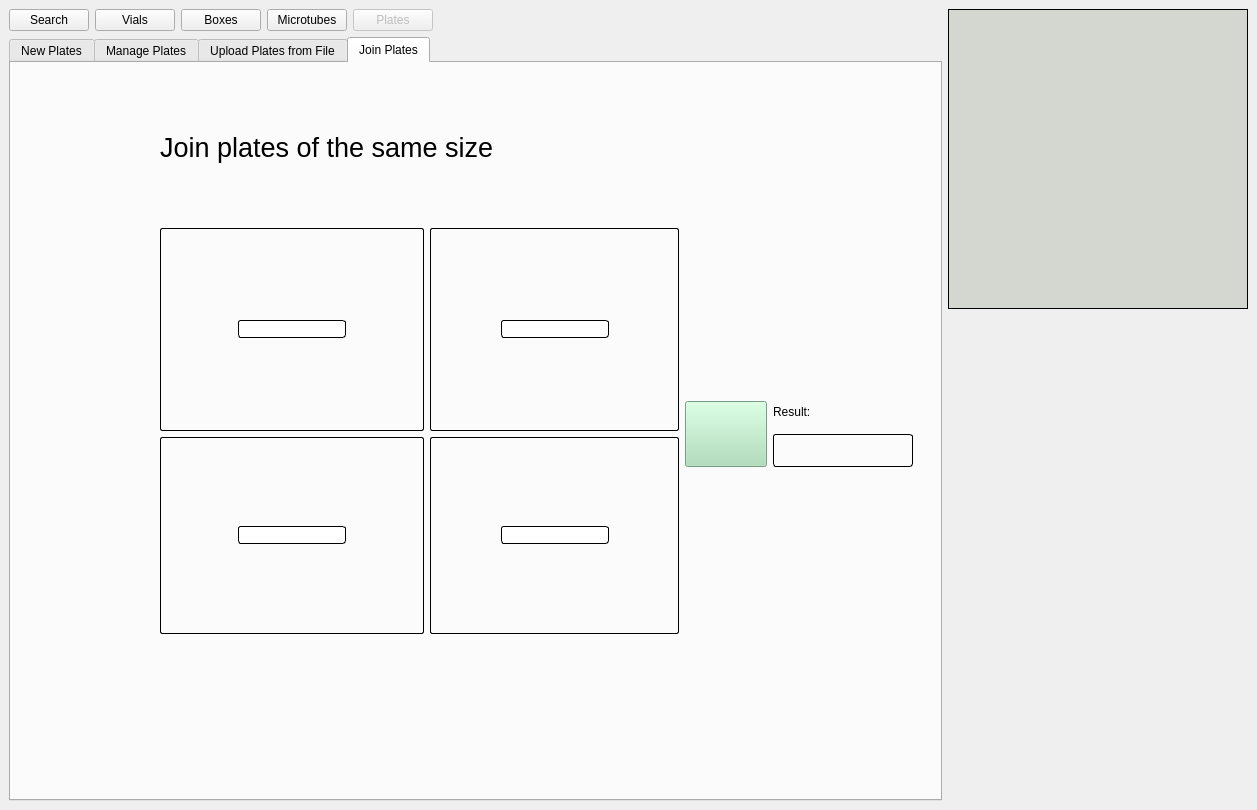
Old version of the form frontend/assets/plateswindow.ui in the repository dahlbma/cello.
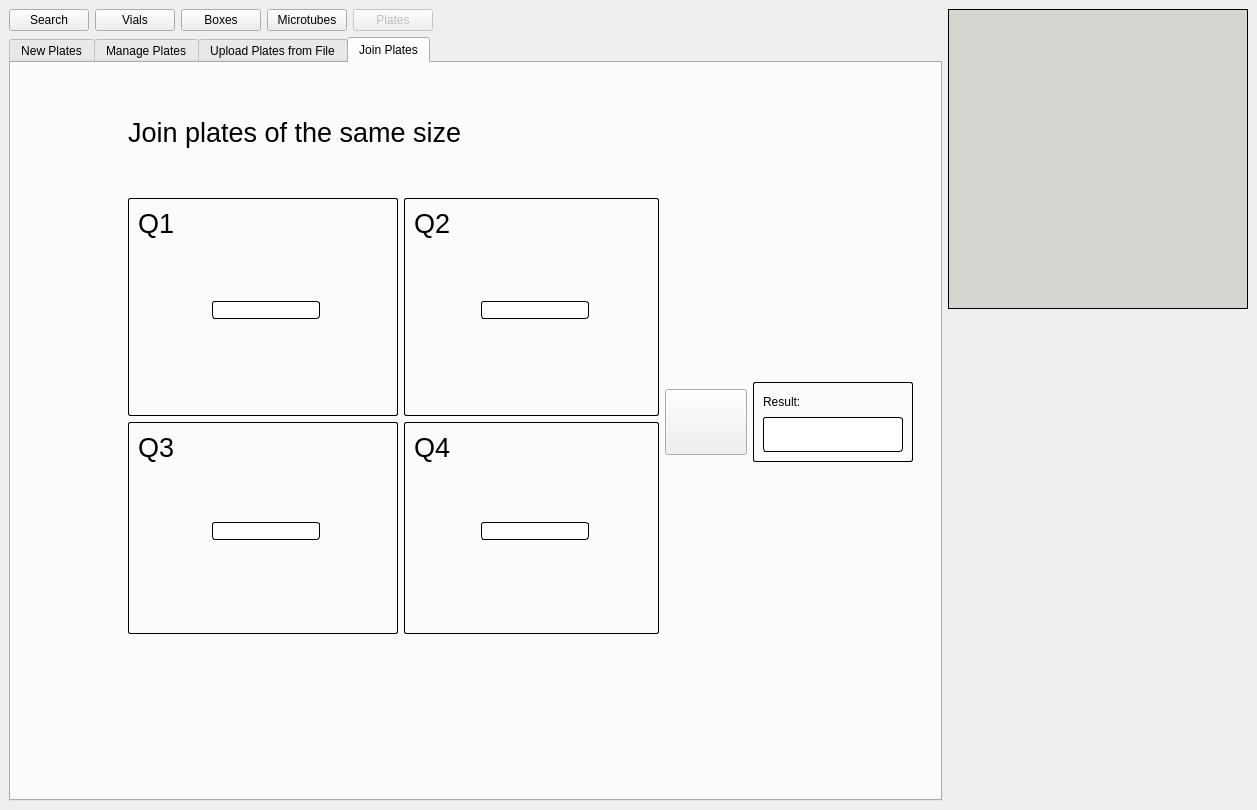
New version of the form. The open tabs and pages were chosen to show the change. Icons and pictures are not drawn.

Diff of the .ui file:
```diff
--- a/frontend/assets/plateswindow.ui
+++ b/frontend/assets/plateswindow.ui
@@ -77,7 +77,7 @@
       <item row="1" column="0" colspan="6">
        <widget class="QTabWidget" name="plates_tab_wg">
         <property name="currentIndex">
-         <number>2</number>
+         <number>3</number>
         </property>
         <widget class="QWidget" name="new_plates_tab">
          <attribute name="title">
@@ -824,10 +824,10 @@
           <string>Join Plates</string>
          </attribute>
          <layout class="QGridLayout" name="gridLayout_16">
-          <item row="2" column="1" rowspan="4">
+          <item row="2" column="1" rowspan="5">
            <layout class="QGridLayout" name="gridLayout_15">
             <item row="1" column="1">
-             <widget class="QFrame" name="frame_4">
+             <widget class="QFrame" name="merge_frame_4">
               <property name="sizePolicy">
                <sizepolicy hsizetype="Preferred" vsizetype="Preferred">
                 <horstretch>0</horstretch>
@@ -835,9 +835,18 @@
                </sizepolicy>
               </property>
               <property name="styleSheet">
-               <string notr="true">QFrame{
+               <string notr="true">QFrame#merge_frame_4{
 	border: 1px solid black;
 	border-radius: 2px
+}
+QFrame#merge_frame_4[state=&quot;good&quot;] {
+	background-color: rgb(167, 221, 181)
+}
+QFrame#merge_frame_4[state=&quot;bad&quot;] {
+	background-color: rgb(234, 112, 112)
+}
+QFrame#merge_frame_4[state=&quot;mismatch&quot;] {
+	background-color: rgb(154, 231, 244)
 }</string>
               </property>
               <property name="frameShape">
@@ -909,11 +918,26 @@
                  </property>
                 </spacer>
                </item>
+               <item row="0" column="0">
+                <widget class="QLabel" name="label_12">
+                 <property name="font">
+                  <font>
+                   <pointsize>20</pointsize>
+                  </font>
+                 </property>
+                 <property name="text">
+                  <string>Q4</string>
+                 </property>
+                 <property name="alignment">
+                  <set>Qt::AlignLeading|Qt::AlignLeft|Qt::AlignTop</set>
+                 </property>
+                </widget>
+               </item>
               </layout>
              </widget>
             </item>
             <item row="0" column="0">
-             <widget class="QFrame" name="frame">
+             <widget class="QFrame" name="merge_frame_1">
               <property name="sizePolicy">
                <sizepolicy hsizetype="Preferred" vsizetype="Preferred">
                 <horstretch>0</horstretch>
@@ -921,9 +945,18 @@
                </sizepolicy>
               </property>
               <property name="styleSheet">
-               <string notr="true">QFrame{
+               <string notr="true">QFrame#merge_frame_1{
 	border: 1px solid black;
 	border-radius: 2px
+}
+QFrame#merge_frame_1[state=&quot;good&quot;] {
+	background-color: rgb(167, 221, 181)
+}
+QFrame#merge_frame_1[state=&quot;bad&quot;] {
+	background-color: rgb(234, 112, 112)
+}
+QFrame#merge_frame_1[state=&quot;mismatch&quot;] {
+	background-color: rgb(154, 231, 244)
 }</string>
               </property>
               <property name="frameShape">
@@ -995,11 +1028,26 @@
                  </property>
                 </spacer>
                </item>
+               <item row="0" column="0">
+                <widget class="QLabel" name="label_5">
+                 <property name="font">
+                  <font>
+                   <pointsize>20</pointsize>
+                  </font>
+                 </property>
+                 <property name="text">
+                  <string>Q1</string>
+                 </property>
+                 <property name="alignment">
+                  <set>Qt::AlignLeading|Qt::AlignLeft|Qt::AlignTop</set>
+                 </property>
+                </widget>
+               </item>
               </layout>
              </widget>
             </item>
             <item row="1" column="0">
-             <widget class="QFrame" name="frame_3">
+             <widget class="QFrame" name="merge_frame_3">
               <property name="sizePolicy">
                <sizepolicy hsizetype="Preferred" vsizetype="Preferred">
                 <horstretch>0</horstretch>
@@ -1007,9 +1055,18 @@
                </sizepolicy>
               </property>
               <property name="styleSheet">
-               <string notr="true">QFrame{
+               <string notr="true">QFrame#merge_frame_3{
 	border: 1px solid black;
 	border-radius: 2px
+}
+QFrame#merge_frame_3[state=&quot;good&quot;] {
+	background-color: rgb(167, 221, 181)
+}
+QFrame#merge_frame_3[state=&quot;bad&quot;] {
+	background-color: rgb(234, 112, 112)
+}
+QFrame#merge_frame_3[state=&quot;mismatch&quot;] {
+	background-color: rgb(154, 231, 244)
 }</string>
               </property>
               <property name="frameShape">
@@ -1081,11 +1138,26 @@
                  </property>
                 </spacer>
                </item>
+               <item row="0" column="0">
+                <widget class="QLabel" name="label_11">
+                 <property name="font">
+                  <font>
+                   <pointsize>20</pointsize>
+                  </font>
+                 </property>
+                 <property name="text">
+                  <string>Q3</string>
+                 </property>
+                 <property name="alignment">
+                  <set>Qt::AlignLeading|Qt::AlignLeft|Qt::AlignTop</set>
+                 </property>
+                </widget>
+               </item>
               </layout>
              </widget>
             </item>
             <item row="0" column="1">
-             <widget class="QFrame" name="frame_2">
+             <widget class="QFrame" name="merge_frame_2">
               <property name="sizePolicy">
                <sizepolicy hsizetype="Preferred" vsizetype="Preferred">
                 <horstretch>0</horstretch>
@@ -1093,9 +1165,18 @@
                </sizepolicy>
               </property>
               <property name="styleSheet">
-               <string notr="true">QFrame{
+               <string notr="true">QFrame#merge_frame_2{
 	border: 1px solid black;
 	border-radius: 2px
+}
+QFrame#merge_frame_2[state=&quot;good&quot;] {
+	background-color: rgb(167, 221, 181)
+}
+QFrame#merge_frame_2[state=&quot;bad&quot;] {
+	background-color: rgb(234, 112, 112)
+}
+QFrame#merge_frame_2[state=&quot;mismatch&quot;] {
+	background-color: rgb(154, 231, 244)
 }</string>
               </property>
               <property name="frameShape">
@@ -1167,6 +1248,21 @@
                  </property>
                 </spacer>
                </item>
+               <item row="0" column="0">
+                <widget class="QLabel" name="label_10">
+                 <property name="font">
+                  <font>
+                   <pointsize>20</pointsize>
+                  </font>
+                 </property>
+                 <property name="text">
+                  <string>Q2</string>
+                 </property>
+                 <property name="alignment">
+                  <set>Qt::AlignLeading|Qt::AlignLeft|Qt::AlignTop</set>
+                 </property>
+                </widget>
+               </item>
               </layout>
              </widget>
             </item>
@@ -1185,7 +1281,20 @@
             </property>
            </spacer>
           </item>
-          <item row="6" column="1">
+          <item row="6" column="4">
+           <spacer name="verticalSpacer_20">
+            <property name="orientation">
+             <enum>Qt::Vertical</enum>
+            </property>
+            <property name="sizeHint" stdset="0">
+             <size>
+              <width>20</width>
+              <height>201</height>
+             </size>
+            </property>
+           </spacer>
+          </item>
+          <item row="7" column="1">
            <widget class="QLabel" name="join_errorlab">
             <property name="text">
              <string/>
@@ -1195,36 +1304,7 @@
             </property>
            </widget>
           </item>
-          <item row="5" column="4">
-           <spacer name="verticalSpacer_20">
-            <property name="orientation">
-             <enum>Qt::Vertical</enum>
-            </property>
-            <property name="sizeHint" stdset="0">
-             <size>
-              <width>20</width>
-              <height>201</height>
-             </size>
-            </property>
-           </spacer>
-          </item>
-          <item row="6" column="2">
-           <spacer name="verticalSpacer_17">
-            <property name="orientation">
-             <enum>Qt::Vertical</enum>
-            </property>
-            <property name="sizeType">
-             <enum>QSizePolicy::MinimumExpanding</enum>
-            </property>
-            <property name="sizeHint" stdset="0">
-             <size>
-              <width>20</width>
-              <height>150</height>
-             </size>
-            </property>
-           </spacer>
-          </item>
-          <item row="2" column="0" rowspan="2">
+          <item row="2" column="0" rowspan="3">
            <spacer name="horizontalSpacer_23">
             <property name="orientation">
              <enum>Qt::Horizontal</enum>
@@ -1240,7 +1320,7 @@
             </property>
            </spacer>
           </item>
-          <item row="4" column="2">
+          <item row="5" column="2">
            <widget class="QPushButton" name="nine6to384_btn">
             <property name="sizePolicy">
              <sizepolicy hsizetype="Fixed" vsizetype="Fixed">
@@ -1261,8 +1341,19 @@
              </size>
             </property>
             <property name="styleSheet">
-             <string notr="true">background-color: rgb(167, 221, 181);
-image: url(:/arrow/arrow.png);</string>
+             <string notr="true">QPushButton{
+	image: url(:/arrow/arrow.png);
+}
+
+QPushButton[state=&quot;good&quot;] {
+	background-color: rgb(167, 221, 181)
+}
+QPushButton[state=&quot;bad&quot;] {
+	background-color: rgb(234, 112, 112)
+}
+QPushButton[state=&quot;mismatch&quot;] {
+	background-color: rgb(154, 231, 244)
+}</string>
             </property>
             <property name="text">
              <string/>
@@ -1279,6 +1370,22 @@
             </property>
            </widget>
           </item>
+          <item row="7" column="2">
+           <spacer name="verticalSpacer_17">
+            <property name="orientation">
+             <enum>Qt::Vertical</enum>
+            </property>
+            <property name="sizeType">
+             <enum>QSizePolicy::MinimumExpanding</enum>
+            </property>
+            <property name="sizeHint" stdset="0">
+             <size>
+              <width>20</width>
+              <height>150</height>
+             </size>
+            </property>
+           </spacer>
+          </item>
           <item row="1" column="2">
            <spacer name="verticalSpacer_18">
             <property name="orientation">
@@ -1290,7 +1397,23 @@
             <property name="sizeHint" stdset="0">
              <size>
               <width>20</width>
-              <height>150</height>
+              <height>120</height>
+             </size>
+            </property>
+           </spacer>
+          </item>
+          <item row="5" column="5">
+           <spacer name="horizontalSpacer_26">
+            <property name="orientation">
+             <enum>Qt::Horizontal</enum>
+            </property>
+            <property name="sizeType">
+             <enum>QSizePolicy::Preferred</enum>
+            </property>
+            <property name="sizeHint" stdset="0">
+             <size>
+              <width>18</width>
+              <height>20</height>
              </size>
             </property>
            </spacer>
@@ -1307,57 +1430,77 @@
             </property>
            </widget>
           </item>
-          <item row="4" column="5">
-           <spacer name="horizontalSpacer_26">
-            <property name="orientation">
-             <enum>Qt::Horizontal</enum>
-            </property>
-            <property name="sizeType">
-             <enum>QSizePolicy::Preferred</enum>
-            </property>
-            <property name="sizeHint" stdset="0">
+          <item row="5" column="4">
+           <widget class="QFrame" name="merge_frame_result">
+            <property name="minimumSize">
              <size>
-              <width>18</width>
-              <height>20</height>
+              <width>100</width>
+              <height>80</height>
              </size>
             </property>
-           </spacer>
-          </item>
-          <item row="3" column="4" rowspan="2">
-           <layout class="QVBoxLayout" name="verticalLayout_3">
-            <item>
-             <widget class="QLabel" name="label_4">
-              <property name="sizePolicy">
-               <sizepolicy hsizetype="Fixed" vsizetype="Preferred">
-                <horstretch>0</horstretch>
-                <verstretch>0</verstretch>
-               </sizepolicy>
-              </property>
-              <property name="minimumSize">
-               <size>
-                <width>140</width>
-                <height>0</height>
-               </size>
-              </property>
-              <property name="text">
-               <string>Result:</string>
-              </property>
-             </widget>
-            </item>
-            <item>
-             <widget class="QLabel" name="label_5">
-              <property name="styleSheet">
-               <string notr="true">QLabel{
+            <property name="styleSheet">
+             <string notr="true">QFrame#merge_frame_result{
+	border: 1px solid black;
+	border-radius: 2px;
+}
+QFrame#merge_frame_result[state=&quot;good&quot;] {
+	background-color: rgb(167, 221, 181)
+}
+QFrame#merge_frame_result[state=&quot;bad&quot;] {
+	background-color: rgb(234, 112, 112)
+}
+QFrame#merge_frame_result[state=&quot;mismatch&quot;] {
+	background-color: rgb(154, 231, 244)
+}</string>
+            </property>
+            <property name="frameShape">
+             <enum>QFrame::StyledPanel</enum>
+            </property>
+            <property name="frameShadow">
+             <enum>QFrame::Raised</enum>
+            </property>
+            <layout class="QGridLayout" name="gridLayout_17">
+             <item row="0" column="0">
+              <layout class="QVBoxLayout" name="verticalLayout_3">
+               <item>
+                <widget class="QLabel" name="label_4">
+                 <property name="sizePolicy">
+                  <sizepolicy hsizetype="Fixed" vsizetype="Preferred">
+                   <horstretch>0</horstretch>
+                   <verstretch>0</verstretch>
+                  </sizepolicy>
+                 </property>
+                 <property name="minimumSize">
+                  <size>
+                   <width>140</width>
+                   <height>0</height>
+                  </size>
+                 </property>
+                 <property name="text">
+                  <string>Result:</string>
+                 </property>
+                </widget>
+               </item>
+               <item>
+                <widget class="QLineEdit" name="join_result_eb">
+                 <property name="minimumSize">
+                  <size>
+                   <width>0</width>
+                   <height>35</height>
+                  </size>
+                 </property>
+                 <property name="styleSheet">
+                  <string notr="true">QLineEdit{
 	border: 1px solid black;
 	border-radius: 3px
 }</string>
-              </property>
-              <property name="text">
-               <string/>
-              </property>
-             </widget>
-            </item>
-           </layout>
+                 </property>
+                </widget>
+               </item>
+              </layout>
+             </item>
+            </layout>
+           </widget>
           </item>
          </layout>
         </widget>
```
